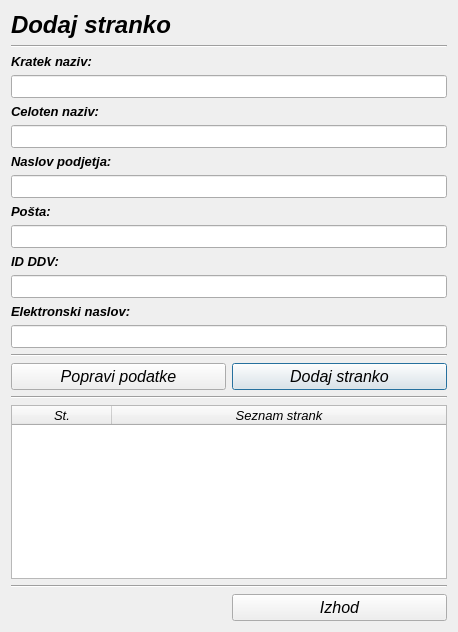
Before: the Qt Designer form dodajpodjetje.ui in MaxMaxy/racun, drawn with Qt 5.
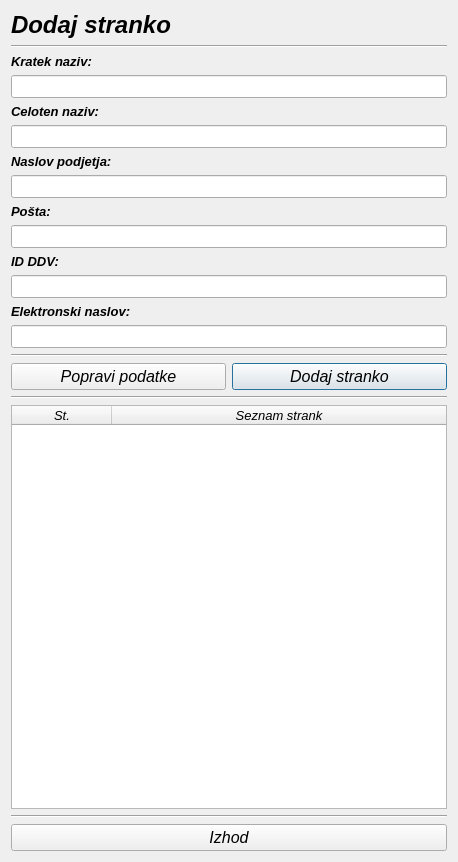
After: the same form once the commit is applied.

Patch:
```diff
--- a/dodajpodjetje.ui
+++ b/dodajpodjetje.ui
@@ -7,7 +7,7 @@
     <x>0</x>
     <y>0</y>
     <width>458</width>
-    <height>632</height>
+    <height>862</height>
    </rect>
   </property>
   <property name="font">
@@ -340,20 +340,6 @@
      </property>
     </widget>
    </item>
-   <item row="21" column="2">
-    <widget class="QPushButton" name="pushButton_izhod">
-     <property name="font">
-      <font>
-       <family>MS Sans Serif</family>
-       <pointsize>12</pointsize>
-       <italic>true</italic>
-      </font>
-     </property>
-     <property name="text">
-      <string>Izhod</string>
-     </property>
-    </widget>
-   </item>
    <item row="1" column="1" colspan="2">
     <widget class="Line" name="line_2">
      <property name="font">
@@ -367,6 +353,20 @@
      </property>
     </widget>
    </item>
+   <item row="21" column="1" colspan="2">
+    <widget class="QPushButton" name="pushButton_izhod">
+     <property name="font">
+      <font>
+       <family>MS Sans Serif</family>
+       <pointsize>12</pointsize>
+       <italic>true</italic>
+      </font>
+     </property>
+     <property name="text">
+      <string>Izhod</string>
+     </property>
+    </widget>
+   </item>
   </layout>
  </widget>
  <tabstops>
```
